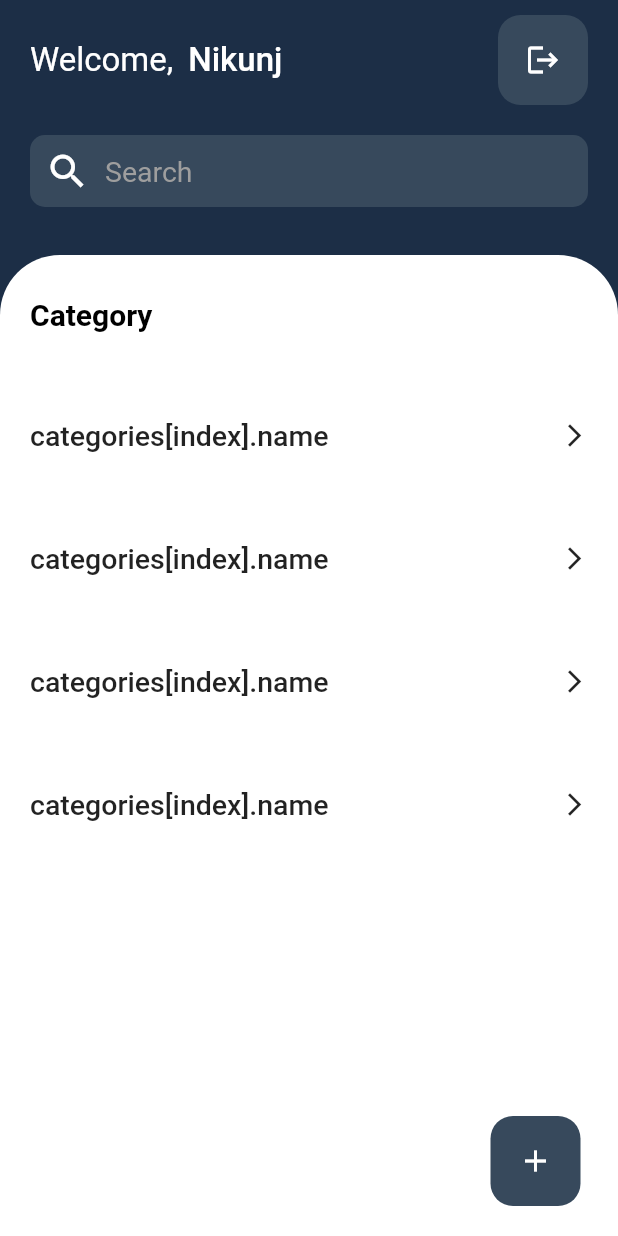
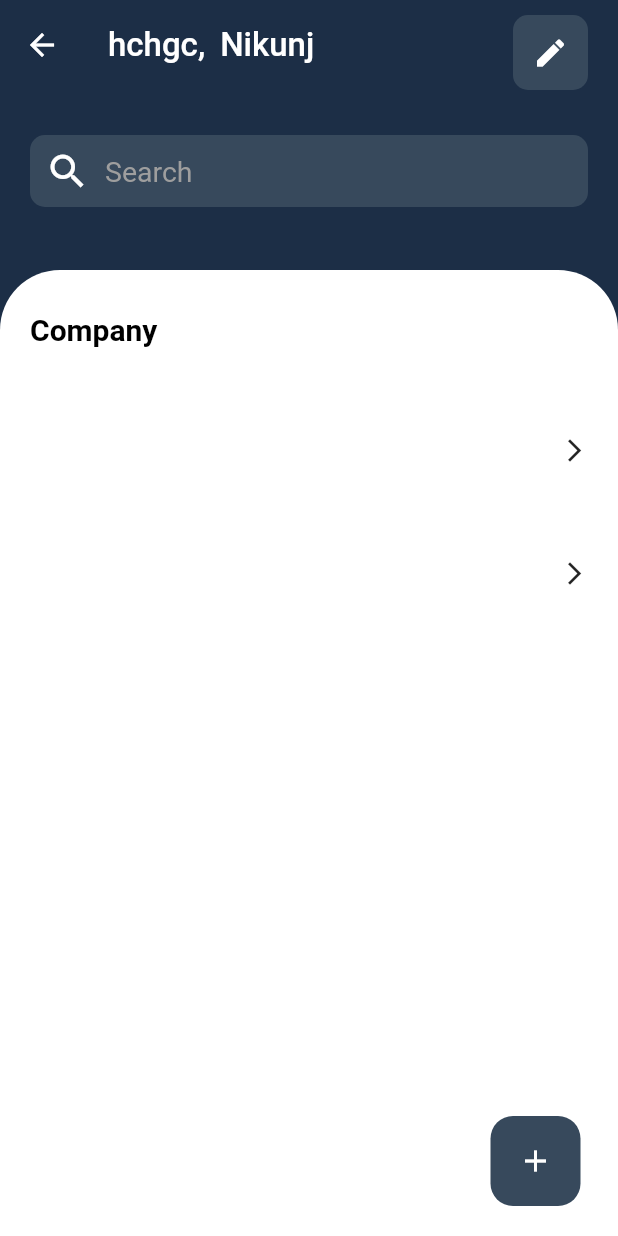
Before and after one commit to NikunjPatel31/shiv_sakti_flutter, a Flutter app: the CompanyScreen screen opened directly, on a phone screen of 412 x 824 dp. Run offline on Flutter 3.47's test engine with Material 2 defaults, Android fonts, the light colour scheme and no system bars; our stand-ins replace fluttertoast, sqflite; accounts and stored records are empty.

Commit message:
CompanyScreen UI is ready

```diff
--- a/lib/Screens/CompanyScreen.dart
+++ b/lib/Screens/CompanyScreen.dart
@@ -16,27 +16,33 @@ class _CompanyScreenState extends State<CompanyScreen> {
   @override
   Widget build(BuildContext context) {
     return Scaffold(
-      resizeToAvoidBottomInset: false,
-      body: SafeArea(
-        child: ClipRect(
-          child: Stack(
-            alignment: Alignment.bottomRight,
-            children: [
-              Column(
-                children: [
-                  Container(
-                    height: 150,
-                    margin: const EdgeInsets.symmetric(horizontal: 20, vertical: 10),
-                    color: Colors.transparent,
-                    child: Column(
-                      children: [
-                        Row(
-                          mainAxisAlignment: MainAxisAlignment.spaceBetween,
-                          children: [
-                            Row(
+      appBar: AppBar(
+        toolbarHeight: 60,
+        actions: [
+          Padding(
+            padding: const EdgeInsets.only(
+              right: 20,
+              top: 10,
+            ),
+            child: Container(
+              width: 50,
+              height: 50,
+              decoration: BoxDecoration(
+                borderRadius: BorderRadius.circular(10),
+                color: const Color(0xff37495C),
+              ),
+              child: const Icon(
+                Icons.edit,
+                color: Colors.white,
+              ),
+            ),
+          ),
+        ],
+        elevation: 0,
+        title: Row(
           children: const [
             Text(
-                                  "Welcome,",
+              "hchgc,",
               style: TextStyle(color: Colors.white, fontSize: 22),
             ),
             SizedBox(
@@ -51,19 +57,38 @@ class _CompanyScreenState extends State<CompanyScreen> {
             )
           ],
         ),
-                            CircularButton(icons: Icons.logout)
-                          ],
       ),
-                        SearchTextField(),
+      resizeToAvoidBottomInset: false,
+      body: SafeArea(
+        child: ClipRect(
+          child: Stack(
+            alignment: Alignment.bottomRight,
+            children: [
+              Column(
+                children: [
+                  Container(
+                    height: 100,
+                    margin: const EdgeInsets.symmetric(
+                        horizontal: 20, vertical: 10),
+                    color: Colors.transparent,
+                    child: Column(
+                      children: [
+                        Row(
+                          mainAxisAlignment: MainAxisAlignment.spaceBetween,
+                          children: [],
+                        ),
+                        const SearchTextField(),
                       ],
                     ),
                   ),
                   Expanded(
+                      flex: 4,
                       child: Container(
                         decoration: const BoxDecoration(
                             color: Colors.white,
                             borderRadius: BorderRadius.only(
-                              topLeft: Radius.circular(40), topRight: Radius.circular(40))),
+                                topLeft: Radius.circular(40),
+                                topRight: Radius.circular(40))),
                         child: SizedBox(
                           width: double.infinity,
                           child: Padding(
@@ -76,7 +101,7 @@ class _CompanyScreenState extends State<CompanyScreen> {
                                     vertical: 28,
                                   ),
                                   child: Text(
-                                  "Category",
+                                    "Company",
                                     style: TextStyle(
                                         color: Colors.black,
                                         fontWeight: FontWeight.w600,
@@ -85,9 +110,10 @@ class _CompanyScreenState extends State<CompanyScreen> {
                                 ),
                                 Expanded(
                                   child: ListView.builder(
-                                  itemCount: 4,
+                                    itemCount: 2,
                                     physics: const BouncingScrollPhysics(),
-                                  itemBuilder: (BuildContext context, int index) {
+                                    itemBuilder:
+                                        (BuildContext context, int index) {
                                       return Material(
                                         color: Colors.transparent,
                                         child: InkWell(
@@ -95,7 +121,7 @@ class _CompanyScreenState extends State<CompanyScreen> {
                                             print("object");
                                           },
                                           child: CategoryItemLayout(
-                                          title: "categories[index].name",
+                                            title: "",
                                           ),
                                         ),
                                       );
@@ -106,23 +132,24 @@ class _CompanyScreenState extends State<CompanyScreen> {
                             ),
                           ),
                         ),
-                    ),
-                  )
+                      ))
                 ],
               ),
               Padding(
-                padding: const EdgeInsets.symmetric(vertical: 20, horizontal: 25),
+                padding:
+                    const EdgeInsets.symmetric(vertical: 20, horizontal: 25),
                 child: InkWell(
                     onTap: () async {
-                      var test = await Navigator.of(context)
-                          .push(MaterialPageRoute(builder: (context) => AddCategory()));
+                      var test = await Navigator.of(context).push(
+                          MaterialPageRoute(
+                              builder: (context) => AddCategory()));
 
-                      if (test != null) {
-                        print("we are back");
-                        setState(() {
-                          // categories.add(test);
-                        });
-                      }
+                      // if (test != null) {
+                      //   print("we are back");
+                      //   setState(() {
+                      //     categories.add(test);
+                      //   });
+                      // }
                     },
                     child: const CircularButton(icons: Icons.add)),
               )
--- a/lib/Screens/HomeScreens.dart
+++ b/lib/Screens/HomeScreens.dart
@@ -3,6 +3,7 @@ import 'package:shiv_sakti/Components/CircularButton.dart';
 import 'package:shiv_sakti/Components/SearchTextField.dart';
 import 'package:shiv_sakti/Model/Category.dart';
 import 'package:shiv_sakti/Screens/AddCategory.dart';
+import 'package:shiv_sakti/Screens/CompanyScreen.dart';
 
 import '../Components/CategoryItemLayout.dart';
 import '../Database Helper/DatabaseHelper.dart';
@@ -94,7 +95,7 @@ class _HomeScreenState extends State<HomeScreen> with WidgetsBindingObserver {
                           Row(
                             children: const [
                               Text(
-                                "hchgc,",
+                                "Welcome,",
                                 style: TextStyle(
                                     color: Colors.white, fontSize: 22),
                               ),
@@ -165,7 +166,10 @@ class _HomeScreenState extends State<HomeScreen> with WidgetsBindingObserver {
                                       color: Colors.transparent,
                                       child: InkWell(
                                         onTap: () {
-                                          print("object");
+                                          Navigator.of(context).push(
+                                              MaterialPageRoute(
+                                                  builder: (context) =>
+                                                      CompanyScreen()));
                                         },
                                         child: CategoryItemLayout(
                                           title: categories[index].name,
```
Lines whose indentation alone changed are shown as unchanged.
